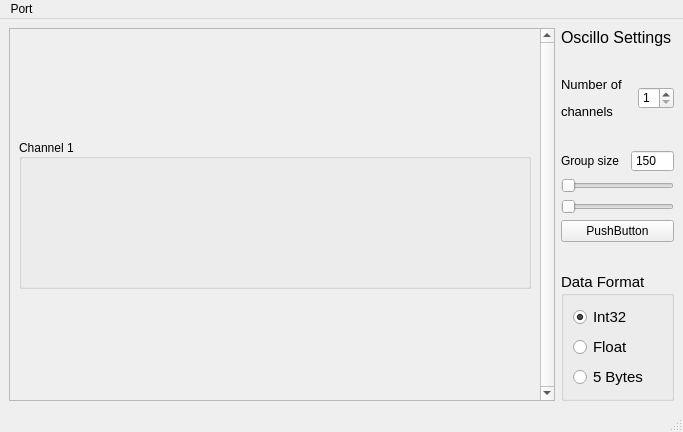
Old version of the form mainwindow.ui in the repository Kortepk/Oscillo-Parser.
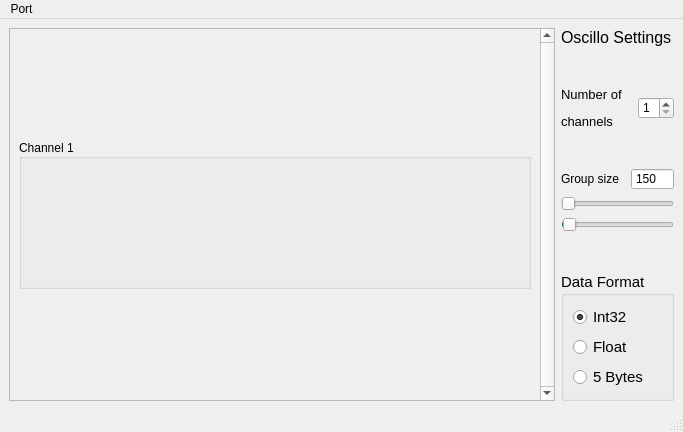
New version of the form.

Commit message: Debug rendering

Diff of the .ui file:
```diff
--- a/mainwindow.ui
+++ b/mainwindow.ui
@@ -277,20 +277,13 @@
          <number>100000</number>
         </property>
         <property name="value">
-         <number>100</number>
+         <number>1000</number>
         </property>
         <property name="orientation">
          <enum>Qt::Horizontal</enum>
         </property>
        </widget>
       </item>
-      <item>
-       <widget class="QPushButton" name="pushButton">
-        <property name="text">
-         <string>PushButton</string>
-        </property>
-       </widget>
-      </item>
       <item>
        <spacer name="verticalSpacer_3">
         <property name="orientation">
```
The commit also changes 1 other file.
